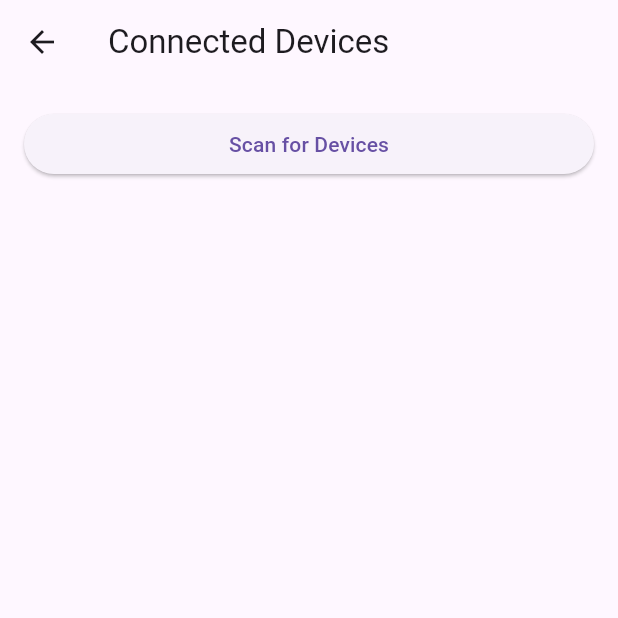
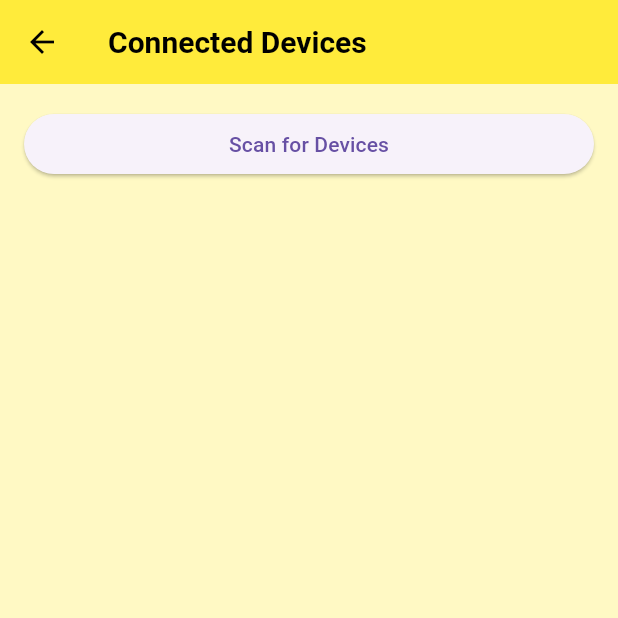
Before and after one commit to syaqirzahir/wifi-performance-test, a Flutter app: the screen it shows after launch, after a tap on "Continue as Guest", after a tap on "List of Devices Connected", on a phone screen of 412 x 824 dp, the top half of it. Run offline on Flutter 3.47's test engine with Material 3 defaults, Android fonts, the phone set to English and light mode, and no system bars; our stand-ins replace geocoding, geolocator, google_fonts, google_maps_flutter, permission_handler, sqflite; missing offline and left inert: dbcrypt, lan_scanner, mysql1, network_info_plus, wifi_scan; accounts and stored records are empty.

Commit message:
New update

```diff
--- a/lib/screens/login_screen.dart
+++ b/lib/screens/login_screen.dart
@@ -30,7 +30,7 @@ class _LoginScreenState extends State<LoginScreen> {
                 child: Column(
                   children: [
                     Image.asset(
-                      'assets/university_logo.png',
+                      'assets/logo.png',
                       height: 150,
                     ),
                     SizedBox(height: 20),
@@ -49,6 +49,12 @@ class _LoginScreenState extends State<LoginScreen> {
                 controller: emailController,
                 decoration: InputDecoration(
                   labelText: 'Email',
+                  prefixIcon: Icon(Icons.email),
+                  border: OutlineInputBorder(
+                    borderRadius: BorderRadius.circular(30.0),
+                  ),
+                  filled: true,
+                  fillColor: Colors.grey[200]?.withOpacity(0.5),
                 ),
               ),
               SizedBox(height: 20),
@@ -57,10 +63,24 @@ class _LoginScreenState extends State<LoginScreen> {
                 obscureText: true,
                 decoration: InputDecoration(
                   labelText: 'Password',
+                  prefixIcon: Icon(Icons.lock),
+                  border: OutlineInputBorder(
+                    borderRadius: BorderRadius.circular(30.0),
+                  ),
+                  filled: true,
+                  fillColor: Colors.grey[200]?.withOpacity(0.5),
                 ),
               ),
               SizedBox(height: 20),
               ElevatedButton(
+                style: ElevatedButton.styleFrom(
+                  backgroundColor: Colors.yellow.shade700, // Change primary to backgroundColor
+                  foregroundColor: Colors.black, // Change onPrimary to foregroundColor
+                  shape: RoundedRectangleBorder(
+                    borderRadius: BorderRadius.circular(30.0),
+                  ),
+                  padding: EdgeInsets.symmetric(vertical: 15.0),
+                ),
                 onPressed: () async {
                   print('Login button pressed'); // Add this print statement
                   String email = emailController.text;
@@ -108,11 +128,18 @@ class _LoginScreenState extends State<LoginScreen> {
                     );
                   }
                 },
-                child: Text('Login'),
+                child: Text('Login', style: TextStyle(fontSize: 16)),
               ),
-
               SizedBox(height: 20),
-              TextButton(
+              ElevatedButton(
+                style: ElevatedButton.styleFrom(
+                  backgroundColor: Colors.yellow.shade600, // Change primary to backgroundColor
+                  foregroundColor: Colors.black, // Change onPrimary to foregroundColor
+                  shape: RoundedRectangleBorder(
+                    borderRadius: BorderRadius.circular(30.0),
+                  ),
+                  padding: EdgeInsets.symmetric(vertical: 15.0),
+                ),
                 onPressed: () {
                   // Add login log for guest user
                   addLoginLog(
@@ -129,26 +156,32 @@ class _LoginScreenState extends State<LoginScreen> {
                     '/user_home',
                   );
                 },
-                child: Text('Continue as Guest'),
+                child: Text('Continue as Guest', style: TextStyle(fontSize: 16)),
               ),
               SizedBox(height: 20),
-              TextButton(
+              ElevatedButton(
+                style: ElevatedButton.styleFrom(
+                  backgroundColor: Colors.yellow.shade500, // Change primary to backgroundColor
+                  foregroundColor: Colors.black, // Change onPrimary to foregroundColor
+                  shape: RoundedRectangleBorder(
+                    borderRadius: BorderRadius.circular(30.0),
+                  ),
+                  padding: EdgeInsets.symmetric(vertical: 15.0),
+                ),
                 onPressed: () {
                   Navigator.pushReplacementNamed(
                     context,
                     '/register_screen',
                   );
                 },
-                child: Text('Sign Up Now'),
+                child: Text('Sign Up Now', style: TextStyle(fontSize: 16)),
               ),
             ],
           ),
         ),
       ),
-
     );
-
-    }
+  }
 
   Future<void> addLoginLog(String eventType, String eventDescription) async {
     // Record login process in the logs database
@@ -157,5 +190,4 @@ class _LoginScreenState extends State<LoginScreen> {
       eventDescription,
     );
   }
-
 }
--- a/lib/screens/main.dart
+++ b/lib/screens/main.dart
@@ -34,7 +34,22 @@ class MyApp extends StatelessWidget {
         // Add the route for EditProfileScreen
       },
       theme: ThemeData(
-        primaryColor: Colors.redAccent, // Define primary color here
+        primaryColor: Colors.yellow, // Define primary color here
+        scaffoldBackgroundColor: Color(0xFFFFF9C4), // Dark Grayish Black
+        // Define scaffold background color here
+        appBarTheme: AppBarTheme(
+          color: Colors.yellow, // Define AppBar color here
+          iconTheme: IconThemeData(color: Colors.black), // AppBar icons color
+          titleTextStyle: TextStyle(
+            color: Colors.black,
+            fontSize: 20,
+            fontWeight: FontWeight.bold,
+          ),
+        ),
+        buttonTheme: ButtonThemeData(
+          buttonColor: Colors.yellow, // Define button color here
+          textTheme: ButtonTextTheme.primary, // Button text color theme
+        ),
       ),
     );
   }
--- a/lib/screens/map_screen.dart
+++ b/lib/screens/map_screen.dart
@@ -2,6 +2,8 @@ import 'dart:async';
 import 'package:flutter/material.dart';
 import 'package:google_maps_flutter/google_maps_flutter.dart';
 import 'package:geolocator/geolocator.dart';
+import 'package:untitled2/widgets/database_helper.dart';
+import 'package:untitled2/widgets/Iperf3Server.dart';
 
 class MapScreen extends StatefulWidget {
   @override
@@ -23,10 +25,12 @@ class _MapScreenState extends State<MapScreen> {
   bool _hasShownWarning = false; // Flag to track if the warning has been shown
   double? _distanceToUsm; // Variable to store the distance
   Polyline? _lineToUsm; // Polyline for the line to USM
+  List<Iperf3Server> _iperf3Servers = [];
 
   @override
   void initState() {
     super.initState();
+    _loadIperf3Servers();
     _startLocationUpdates();
   }
 
@@ -34,6 +38,14 @@ class _MapScreenState extends State<MapScreen> {
   void dispose() {
     _positionStreamSubscription?.cancel();
     super.dispose();
+  }
+
+  void _loadIperf3Servers() async {
+    final dbHelper = DatabaseHelper();
+    final servers = await dbHelper.getIperf3Servers();
+    setState(() {
+      _iperf3Servers = servers;
+    });
   }
 
   void _startLocationUpdates() async {
@@ -154,6 +166,13 @@ class _MapScreenState extends State<MapScreen> {
                 fillColor: Colors.yellow.withOpacity(0.2),
               ),
             },
+            markers: _iperf3Servers.map((server) {
+              return Marker(
+                markerId: MarkerId(server.id.toString()),
+                position: LatLng(server.latitude, server.longitude),
+                infoWindow: InfoWindow(title: server.name),
+              );
+            }).toSet(),
           ),
           Positioned(
             top: 10,
@@ -175,4 +194,5 @@ class _MapScreenState extends State<MapScreen> {
       ),
     );
   }
+
 }
--- a/lib/screens/user_home_screen.dart
+++ b/lib/screens/user_home_screen.dart
@@ -10,7 +10,6 @@ import 'wifi_list_screen.dart';
 import 'package:untitled2/widgets/Network_Test_Entry.dart';
 import 'map_screen.dart';
 import 'device_list_screen.dart';
-
 
 class UserHomeScreen extends StatefulWidget {
   @override
@@ -65,7 +64,6 @@ class HomeScreen extends StatelessWidget {
   final String userLocation;
   final DatabaseHelper dbHelper = DatabaseHelper();
 
-
   HomeScreen({required this.userLocation});
 
   @override
@@ -78,7 +76,7 @@ class HomeScreen extends StatelessWidget {
             color: Colors.black, // Set the app bar title color
           ),
         ),
-        backgroundColor: Colors.greenAccent, // Set the app bar background color
+        backgroundColor: Colors.yellow, // Set the app bar background color
       ),
       drawer: Drawer(
         child: SingleChildScrollView(
@@ -88,16 +86,15 @@ class HomeScreen extends StatelessWidget {
             child: Column(
               crossAxisAlignment: CrossAxisAlignment.start,
               children: [
-                // Blue box with user information
+                // Yellow box with user information
                 LayoutBuilder(
                   builder: (context, constraints) {
                     return PreferredSize(
                       preferredSize: Size.fromHeight(
                           constraints.maxHeight), // Set dynamic preferred size
                       child: Container(
-                        color: Colors.green,
-                        width:
-                        MediaQuery.of(context).size.width, // Match the width of the drawer
+                        color: Colors.yellow,
+                        width: MediaQuery.of(context).size.width, // Match the width of the drawer
                         padding: EdgeInsets.fromLTRB(
                             16, 30, 16, 20), // Add top padding
                         child: Column(
@@ -106,17 +103,17 @@ class HomeScreen extends StatelessWidget {
                             Text(
                               'User Information',
                               style: TextStyle(
-                                  color: Colors.white, fontSize: 18),
+                                  color: Colors.black, fontSize: 18),
                             ),
                             SizedBox(height: 5),
                             Text(
                               'Email: ${UserData.email}',
-                              style: TextStyle(color: Colors.white),
+                              style: TextStyle(color: Colors.black),
                             ),
                             SizedBox(height: 5),
                             Text(
                               'Location: $userLocation',
-                              style: TextStyle(color: Colors.white),
+                              style: TextStyle(color: Colors.black),
                             ),
                           ],
                         ),
@@ -136,8 +133,7 @@ class HomeScreen extends StatelessWidget {
                       'Edit Profile',
                       style: TextStyle(
                         color: Colors.black,
-                        fontWeight:
-                        FontWeight.bold, // Set font weight to bold
+                        fontWeight: FontWeight.bold, // Set font weight to bold
                       ),
                     ),
                     onTap: () {
@@ -229,17 +225,11 @@ class HomeScreen extends StatelessWidget {
       body: Column(
         children: <Widget>[
           // Button to conduct network performance test
-          Container(
-            margin: EdgeInsets.symmetric(vertical: 20, horizontal: 16),
-            decoration: BoxDecoration(
-              border: Border.all(color: Colors.black),
-            ),
-            child: ListTile(
-              title: Text(
-                'Conduct Network Performance Test',
-                style: TextStyle(color: Colors.black),
-              ),
-              onTap: () {
+          _buildButton(
+            context,
+            'Network Performance Test',
+            Icons.speed,
+                () {
               Navigator.push(
                 context,
                 MaterialPageRoute(
@@ -248,19 +238,12 @@ class HomeScreen extends StatelessWidget {
               );
             },
           ),
-          ),
           // Button to navigate to the Wi-Fi list screen
-          Container(
-            margin: EdgeInsets.symmetric(vertical: 20, horizontal: 16),
-            decoration: BoxDecoration(
-              border: Border.all(color: Colors.black),
-            ),
-            child: ListTile(
-              title: Text(
+          _buildButton(
+            context,
             'View Wi-Fi Networks',
-                style: TextStyle(color: Colors.black),
-              ),
-              onTap: () {
+            Icons.wifi,
+                () {
               Navigator.push(
                 context,
                 MaterialPageRoute(
@@ -269,50 +252,95 @@ class HomeScreen extends StatelessWidget {
               );
             },
           ),
-          ),
           // Button to navigate to the Map screen
-          Container(
-            margin: EdgeInsets.symmetric(vertical: 20, horizontal: 16),
-            decoration: BoxDecoration(
-              border: Border.all(color: Colors.black),
-            ),
-            child: ListTile(
-              title: Text(
+          _buildButton(
+            context,
             'Map',
-                style: TextStyle(color: Colors.black),
-              ),
-              onTap: () {
+            Icons.map,
+                () {
               Navigator.push(
                 context,
                 MaterialPageRoute(
-                    builder: (context) => MapScreen(), // Replace MapScreen with your map screen widget
+                  builder: (context) => MapScreen(),
                 ),
               );
             },
           ),
-          ),
           // Button to navigate to the Device List screen
-          Container(
-            margin: EdgeInsets.symmetric(vertical: 20, horizontal: 16),
-            decoration: BoxDecoration(
-              border: Border.all(color: Colors.black),
-            ),
-            child: ListTile(
-              title: Text(
+          _buildButton(
+            context,
             'List of Devices Connected',
-                style: TextStyle(color: Colors.black),
-              ),
-              onTap: () {
+            Icons.devices,
+                () {
               Navigator.push(
                 context,
                 MaterialPageRoute(
-                    builder: (context) => DeviceListScreen(), // Replace DeviceListScreen with your device list screen widget
+                  builder: (context) => DeviceListScreen(),
                 ),
               );
             },
           ),
+          Expanded(
+            child: Container(
+              margin: EdgeInsets.all(20), // Add margin for spacing
+              decoration: BoxDecoration(
+                color: Colors.white, // Set background color
+                borderRadius: BorderRadius.circular(20), // Add border radius
+                boxShadow: [
+                  BoxShadow(
+                    color: Colors.grey.withOpacity(0.5), // Set shadow color
+                    spreadRadius: 5, // Set spread radius
+                    blurRadius: 7, // Set blur radius
+                    offset: Offset(0, 3), // Set shadow offset
                   ),
                 ],
+              ),
+              child: ClipRRect(
+                borderRadius: BorderRadius.circular(20), // Clip content to rounded border
+                child: MapScreen(), // Display the MapScreen widget
+              ),
+            ),
+          )
+
+        ],
+      ),
+    );
+  }
+
+  Widget _buildButton(
+      BuildContext context,
+      String label,
+      IconData icon,
+      VoidCallback onPressed,
+      ) {
+    return Container(
+      margin: EdgeInsets.symmetric(vertical: 10, horizontal: 16),
+      child: ElevatedButton(
+        style: ElevatedButton.styleFrom(
+          backgroundColor: Colors.yellow,
+          foregroundColor: Colors.black,
+          padding: EdgeInsets.symmetric(vertical: 15, horizontal: 20),
+          shape: RoundedRectangleBorder(
+            borderRadius: BorderRadius.circular(10),
+          ),
+          elevation: 5,
+          shadowColor: Colors.grey.withOpacity(0.5),
+        ),
+        onPressed: onPressed,
+        child: Row(
+          mainAxisAlignment: MainAxisAlignment.start,
+          children: [
+            Icon(icon, size: 30),
+            SizedBox(width: 20),
+            Text(
+              label,
+              style: TextStyle(
+                fontSize: 18,
+                fontWeight: FontWeight.bold,
+              ),
+            ),
+          ],
+        ),
       ),
     );
   }
--- a/lib/widgets/database_helper.dart
+++ b/lib/widgets/database_helper.dart
@@ -2,6 +2,7 @@ import 'package:mysql1/mysql1.dart';
 import 'package:untitled2/screens/user_data.dart';
 import 'package:dbcrypt/dbcrypt.dart';
 import 'package:untitled2/widgets/Network_Test_Entry.dart';
+import 'package:untitled2/widgets/Iperf3Server.dart';
 
 class DatabaseHelper {
   static final DatabaseHelper _instance = DatabaseHelper._();
@@ -18,6 +19,8 @@ class DatabaseHelper {
     return _connection!;
   }
 
+
+
   Future<MySqlConnection> _connectToDatabase() async {
     final settings = ConnectionSettings(
       host: '192.168.0.110', // Replace with your MariaDB host
@@ -28,6 +31,12 @@ class DatabaseHelper {
     );
 
     return await MySqlConnection.connect(settings);
+  }
+
+  Future<List<Iperf3Server>> getIperf3Servers() async {
+    final conn = await connection;
+    final results = await conn.query('SELECT * FROM iperf3_servers');
+    return results.map((row) => Iperf3Server.fromMap(row.fields)).toList();
   }
 
   Future<String?> getPassword(String email) async {
@@ -142,4 +151,6 @@ class DatabaseHelper {
     ];
   }
 
+
+
 }
```
Also changed, not shown: lib/screens/register_screen.dart (+24 -0 lines), lib/utils/text_theme.dart (added, +14 -0 lines), lib/utils/theme.dart (added, +26 -0 lines), lib/widgets/Iperf3Server.dart (added, +22 -0 lines), pubspec.yaml (+9 -9 lines), assets/logo.png (added), assets/splash-screen-image.png (added), assets/splash-top-icon.png (added), pubspec.lock, 12 other files. Lines whose indentation alone changed are shown as unchanged.
